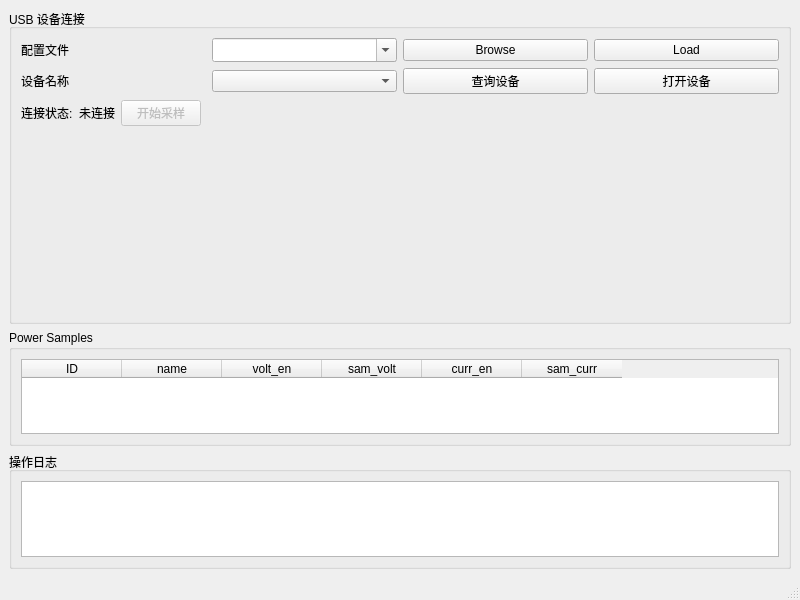
Qt form power_control/src/mainwindow.ui (tc-ct/power-control-suite) before a commit.
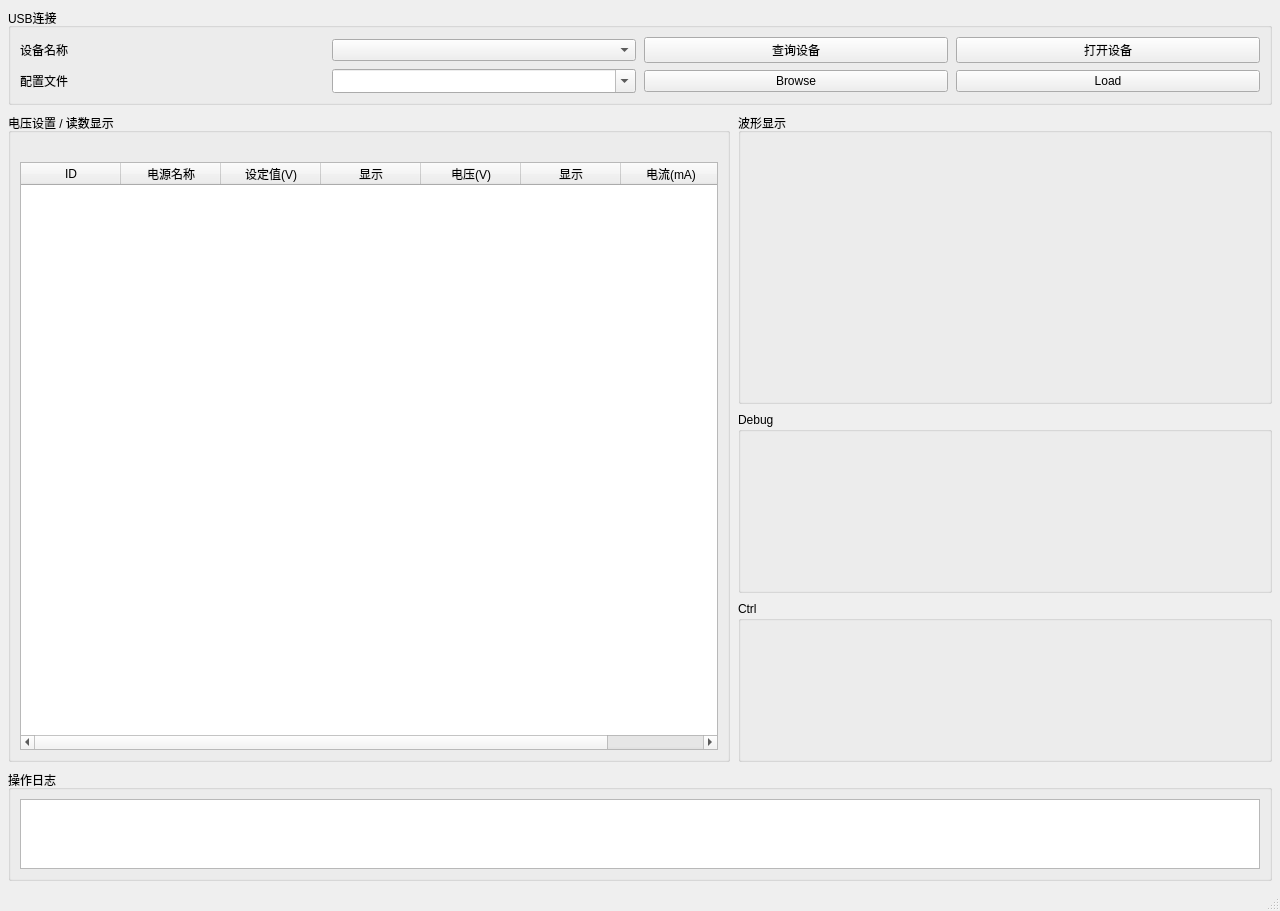
The same form after that commit.

Commit message: The first submission of the new version of the host computer

Patch:
```diff
--- a/power_control/src/mainwindow.ui
+++ b/power_control/src/mainwindow.ui
@@ -6,8 +6,8 @@
    <rect>
     <x>0</x>
     <y>0</y>
-    <width>800</width>
-    <height>600</height>
+    <width>1280</width>
+    <height>760</height>
    </rect>
   </property>
   <property name="windowTitle">
@@ -15,22 +15,65 @@
   </property>
   <widget class="QWidget" name="centralwidget">
     <layout class="QVBoxLayout" name="verticalLayout">
+    <property name="spacing">
+     <number>8</number>
+    </property>
+    <property name="leftMargin">
+     <number>8</number>
+    </property>
+    <property name="topMargin">
+     <number>8</number>
+    </property>
+    <property name="rightMargin">
+     <number>8</number>
+    </property>
+    <property name="bottomMargin">
+     <number>8</number>
+    </property>
      <item>
       <widget class="QGroupBox" name="deviceGroupBox">
         <property name="title">
-         <string>USB 设备连接</string>
-        </property>
-        <layout class="QVBoxLayout" name="verticalLayout_2">
-           <item>
-            <layout class="QHBoxLayout" name="configLayout">
-             <item>
+       <string>USB连接</string>
+      </property>
+      <layout class="QGridLayout" name="usbGridLayout">
+       <property name="horizontalSpacing">
+        <number>8</number>
+       </property>
+       <property name="verticalSpacing">
+        <number>6</number>
+       </property>
+       <item row="0" column="0">
+        <widget class="QLabel" name="deviceNameLabel">
+         <property name="text">
+          <string>设备名称</string>
+         </property>
+        </widget>
+       </item>
+       <item row="0" column="1">
+        <widget class="QComboBox" name="deviceComboBox"/>
+       </item>
+       <item row="0" column="2">
+        <widget class="QPushButton" name="queryButton">
+         <property name="text">
+          <string>查询设备</string>
+         </property>
+        </widget>
+       </item>
+       <item row="0" column="3">
+        <widget class="QPushButton" name="openButton">
+         <property name="text">
+          <string>打开设备</string>
+         </property>
+        </widget>
+       </item>
+       <item row="1" column="0">
               <widget class="QLabel" name="configPathLabel">
                <property name="text">
                 <string>配置文件</string>
                </property>
               </widget>
              </item>
-             <item>
+       <item row="1" column="1">
               <widget class="QComboBox" name="configPathComboBox">
                <property name="editable">
                 <bool>true</bool>
@@ -40,14 +83,14 @@
                </property>
               </widget>
              </item>
-             <item>
+       <item row="1" column="2">
               <widget class="QPushButton" name="browseConfigButton">
                <property name="text">
                 <string>Browse</string>
                </property>
               </widget>
              </item>
-             <item>
+       <item row="1" column="3">
               <widget class="QPushButton" name="loadConfigButton">
                <property name="text">
                 <string>Load</string>
@@ -55,63 +98,26 @@
               </widget>
              </item>
             </layout>
-           </item>
-         <item>
-          <layout class="QHBoxLayout" name="controlLayout">
-                <item>
-              <widget class="QLabel" name="deviceNameLabel">
-               <property name="text">
-                <string>设备名称</string>
-               </property>
               </widget>
                 </item>
               <item>
-               <widget class="QComboBox" name="deviceComboBox"/>
-              </item>
-            <item>
-             <widget class="QPushButton" name="queryButton">
-              <property name="text">
-                <string>查询设备</string>
-              </property>
-             </widget>
-            </item>
+     <layout class="QHBoxLayout" name="bodyLayout">
+      <property name="spacing">
+       <number>8</number>
+      </property>
             <item>
-             <widget class="QPushButton" name="openButton">
-              <property name="text">
-                <string>打开设备</string>
-              </property>
-             </widget>
-            </item>
-          </layout>
-         </item>
-         <item>
-          <layout class="QHBoxLayout" name="statusLayout">
-            <item>
-             <widget class="QLabel" name="statusLabel">
-              <property name="text">
-                <string>连接状态:</string>
-              </property>
-             </widget>
-            </item>
+       <widget class="QGroupBox" name="sampleGroupBox">
+        <property name="title">
+         <string>电压设置 / 读数显示</string>
+        </property>
+        <layout class="QVBoxLayout" name="sampleGroupLayout">
+         <property name="spacing">
+          <number>6</number>
+         </property>
             <item>
-             <widget class="QLabel" name="statusValueLabel">
-              <property name="text">
-                <string>未连接</string>
-              </property>
-             </widget>
-            </item>
+          <layout class="QHBoxLayout" name="sampleModeHostLayout">
             <item>
-             <widget class="QPushButton" name="sampleToggleButton">
-              <property name="enabled">
-               <bool>false</bool>
-              </property>
-              <property name="text">
-               <string>开始采样</string>
-              </property>
-             </widget>
-            </item>
-            <item>
-             <spacer name="horizontalSpacer">
+            <spacer name="sampleModeSpacer">
               <property name="orientation">
                 <enum>Qt::Horizontal</enum>
               </property>
@@ -126,28 +132,15 @@
           </layout>
          </item>
          <item>
-          <widget class="QWidget" name="waveformHost">
-           <property name="minimumSize">
-            <size>
-             <width>0</width>
-             <height>180</height>
-            </size>
-           </property>
-          </widget>
-         </item>
-        </layout>
-      </widget>
-     </item>
-     <item>
-      <widget class="QGroupBox" name="sampleGroupBox">
-       <property name="title">
-        <string>Power Samples</string>
-       </property>
-       <layout class="QVBoxLayout" name="verticalLayout_4">
-        <item>
          <widget class="QTableWidget" name="sampleTableWidget">
+           <property name="minimumSize">
+            <size>
+             <width>560</width>
+             <height>0</height>
+            </size>
+           </property>
           <property name="columnCount">
-           <number>6</number>
+            <number>7</number>
           </property>
           <property name="rowCount">
            <number>0</number>
@@ -159,33 +152,131 @@
           </column>
           <column>
            <property name="text">
-            <string>name</string>
+             <string>电源名称</string>
            </property>
           </column>
           <column>
            <property name="text">
-            <string>volt_en</string>
+             <string>设定值(V)</string>
            </property>
           </column>
           <column>
            <property name="text">
-            <string>sam_volt</string>
+             <string>显示</string>
            </property>
           </column>
           <column>
            <property name="text">
-            <string>curr_en</string>
+             <string>电压(V)</string>
            </property>
           </column>
           <column>
            <property name="text">
-            <string>sam_curr</string>
-           </property>
-          </column>
+             <string>显示</string>
+            </property>
+           </column>
+           <column>
+            <property name="text">
+             <string>电流(mA)</string>
+            </property>
+           </column>
          </widget>
         </item>
        </layout>
       </widget>
+      </item>
+      <item>
+       <layout class="QVBoxLayout" name="rightLayout">
+        <property name="spacing">
+         <number>8</number>
+        </property>
+        <item>
+         <widget class="QGroupBox" name="waveformGroupBox">
+          <property name="title">
+           <string>波形显示</string>
+          </property>
+          <layout class="QVBoxLayout" name="waveformLayout">
+           <property name="leftMargin">
+            <number>4</number>
+           </property>
+           <property name="topMargin">
+            <number>4</number>
+           </property>
+           <property name="rightMargin">
+            <number>4</number>
+           </property>
+           <property name="bottomMargin">
+            <number>4</number>
+           </property>
+           <item>
+            <widget class="QWidget" name="waveformHost">
+             <property name="minimumSize">
+              <size>
+               <width>520</width>
+               <height>260</height>
+              </size>
+             </property>
+            </widget>
+           </item>
+          </layout>
+         </widget>
+        </item>
+        <item>
+         <widget class="QGroupBox" name="debugGroupBox">
+          <property name="title">
+           <string>Debug</string>
+          </property>
+          <layout class="QVBoxLayout" name="debugHostLayout">
+           <property name="leftMargin">
+            <number>4</number>
+           </property>
+           <property name="topMargin">
+            <number>4</number>
+           </property>
+           <property name="rightMargin">
+            <number>4</number>
+           </property>
+           <property name="bottomMargin">
+            <number>4</number>
+           </property>
+           <item>
+            <widget class="QWidget" name="debugHost">
+             <property name="minimumSize">
+              <size>
+               <width>520</width>
+               <height>150</height>
+              </size>
+             </property>
+            </widget>
+           </item>
+          </layout>
+         </widget>
+        </item>
+        <item>
+         <widget class="QGroupBox" name="ctrlGroupBox">
+          <property name="title">
+           <string>Ctrl</string>
+          </property>
+          <layout class="QHBoxLayout" name="ctrlOuterLayout">
+           <property name="spacing">
+            <number>12</number>
+           </property>
+           <item>
+            <widget class="QWidget" name="ctrlHost">
+             <property name="minimumSize">
+              <size>
+               <width>320</width>
+               <height>120</height>
+              </size>
+             </property>
+            </widget>
+           </item>
+          </layout>
+         </widget>
+        </item>
+       </layout>
+      </item>
+     </layout>
      </item>
      <item>
       <widget class="QGroupBox" name="logGroupBox">
```
Left out of the diff: 7 changed lines with no effect on the pictures. Lines whose indentation alone changed are shown as unchanged. The commit also changes 14 other files.
